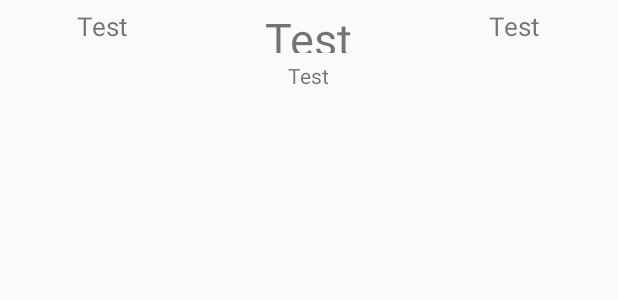
After one commit to eisenhans/super-duo, an Android app: the layout widget_result.xml on its own in the app's theme, with its tools: preview values and no code run, on a phone screen of 412 x 824 dp. The commit adds this screen. Shown: the top 300 px of the screen. Run offline under Robolectric (Android 15) with nearby library versions, the phone set to English and light mode, and no system bars.

Commit message:
add widget (wip)

```diff
--- a/Football_Scores-master/app/src/main/java/barqsoft/footballscores/scoresAdapter.java
+++ b/Football_Scores-master/app/src/main/java/barqsoft/footballscores/scoresAdapter.java
@@ -38,7 +38,6 @@ public class ScoresAdapter extends CursorAdapter
         View mItem = LayoutInflater.from(context).inflate(R.layout.scores_list_item, parent, false);
         ViewHolder mHolder = new ViewHolder(mItem);
         mItem.setTag(mHolder);
-        //Log.v(FetchScoreTask.LOG_TAG,"new View inflated");
         return mItem;
     }
 
--- /dev/null
+++ b/Football_Scores-master/app/src/main/res/layout/widget_result.xml
@@ -0,0 +1,80 @@
+<?xml version="1.0" encoding="utf-8"?>
+<LinearLayout xmlns:android="http://schemas.android.com/apk/res/android"
+    android:layout_width="match_parent"
+    android:layout_height="wrap_content"
+    android:orientation="horizontal"
+    android:paddingTop="5dp">
+
+    <LinearLayout
+        android:layout_width="0dp"
+        android:layout_height="match_parent"
+        android:layout_weight="1"
+        android:orientation="vertical">
+
+        <ImageView
+            android:layout_width="wrap_content"
+            android:layout_height="wrap_content"
+            android:layout_gravity="center"
+            android:id="@+id/home_crest"/>
+
+        <TextView
+            android:layout_width="wrap_content"
+            android:layout_height="wrap_content"
+            android:layout_gravity="center"
+            android:textSize="@dimen/TeamNames"
+            android:gravity="center"
+            android:text="@string/test_text"
+            android:id="@+id/home_name"/>
+
+    </LinearLayout>
+
+    <LinearLayout
+        android:layout_width="0dp"
+        android:layout_height="match_parent"
+        android:layout_weight="1"
+        android:orientation="vertical">
+
+        <TextView
+            android:layout_width="wrap_content"
+            android:layout_height="0dp"
+            android:layout_weight="1"
+            android:text="@string/test_text"
+            android:layout_gravity="center"
+            android:gravity="center"
+            android:textSize="@dimen/Score"
+            android:id="@+id/score_textview"/>
+
+        <TextView
+            android:layout_width="wrap_content"
+            android:layout_height="0dp"
+            android:layout_weight="1"
+            android:text="@string/test_text"
+            android:layout_gravity="center"
+            android:gravity="center"
+            android:id="@+id/data_textview"/>
+
+    </LinearLayout>
+
+    <LinearLayout
+        android:layout_width="0dp"
+        android:layout_height="match_parent"
+        android:layout_weight="1"
+        android:orientation="vertical">
+
+        <ImageView
+            android:layout_width="wrap_content"
+            android:layout_height="wrap_content"
+            android:layout_gravity="center"
+            android:id="@+id/away_crest"/>
+
+        <TextView
+            android:layout_width="wrap_content"
+            android:layout_height="wrap_content"
+            android:layout_gravity="center"
+            android:gravity="center"
+            android:text="@string/test_text"
+            android:textSize="@dimen/TeamNames"
+            android:id="@+id/away_name"/>
+
+    </LinearLayout>
+</LinearLayout>
--- a/Football_Scores-master/app/src/main/res/values/dimens.xml
+++ b/Football_Scores-master/app/src/main/res/values/dimens.xml
@@ -7,4 +7,8 @@
     <dimen name="TeamNames">17sp</dimen>
     <dimen name="Score">30sp</dimen>
     <dimen name="League">15sp</dimen>
+    <dimen name="widget_result_default_height">40dp</dimen>
+    <dimen name="widget_result_min_resize_height">40dp</dimen>
+    <dimen name="widget_result_default_width">110dp</dimen>
+    <dimen name="widget_result_min_resize_width">110dp</dimen>
 </resources>
--- a/Football_Scores-master/app/src/main/res/values/strings.xml
+++ b/Football_Scores-master/app/src/main/res/values/strings.xml
@@ -38,4 +38,5 @@
 
     <string name="to">to</string>
     <string name="against">against</string>
+    <string name="title_widget_result">Result</string>
 </resources>
```
Also changed, not shown: Football_Scores-master/app/src/main/AndroidManifest.xml (+10 -0 lines), Football_Scores-master/app/src/main/java/barqsoft/footballscores/MainScreenFragment.java (+4 -4 lines), Football_Scores-master/app/src/main/java/barqsoft/footballscores/widget/ResultWidgetIntentService.java (added, +112 -0 lines), Football_Scores-master/app/src/main/java/barqsoft/footballscores/widget/ResultWidgetProvider.java (added, +51 -0 lines), Football_Scores-master/app/src/main/res/xml/widget_info_result.xml (added, +12 -0 lines).
